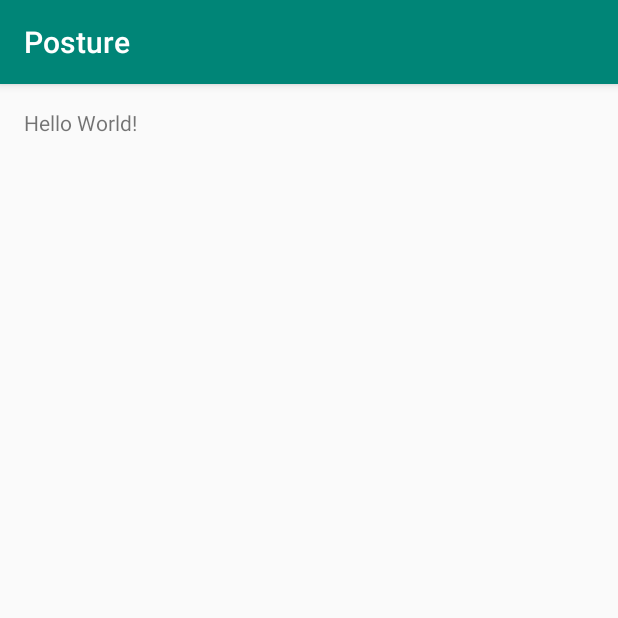
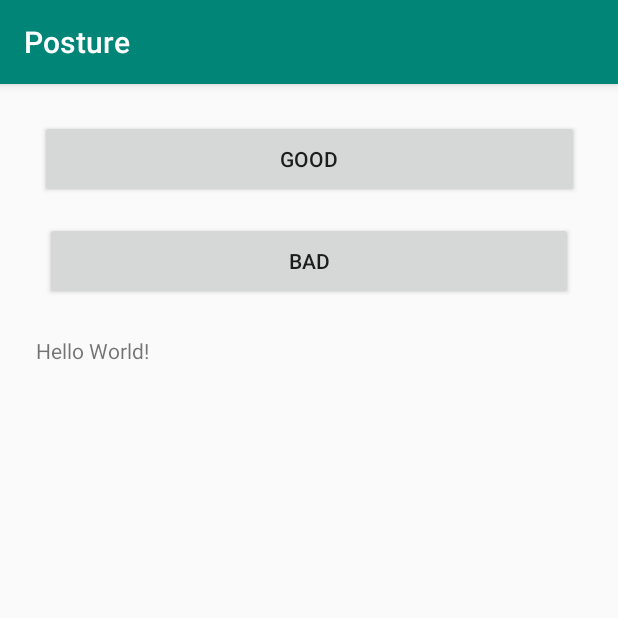
Before and after one commit to metaflow/posture, an Android app: the screen it shows after launch (MainActivity), on a phone screen of 412 x 824 dp, the top half of it. Run offline under Robolectric (Android 15) with nearby library versions, the phone set to English and light mode, and no system bars; our stand-ins replace Room's generated code.

```diff
--- a/app/app/src/main/java/com/example/posture/MainActivity.kt
+++ b/app/app/src/main/java/com/example/posture/MainActivity.kt
@@ -12,6 +12,7 @@ import android.content.pm.PackageManager
 import android.os.Bundle
 import android.os.ParcelUuid
 import android.util.Log
+import android.view.View
 import android.widget.TextView
 import androidx.appcompat.app.AppCompatActivity
 import androidx.core.app.ActivityCompat
@@ -246,4 +247,12 @@ class MainActivity : AppCompatActivity() {
         })
         startScan()
     }
+
+    fun recordGood(view: View) {
+        Log.i(TAG, "good is clicked")
+    }
+
+    fun recordBad(view: View) {
+        Log.i(TAG, "bad is clicked")
+    }
 }
--- a/app/app/src/main/res/layout/activity_main.xml
+++ b/app/app/src/main/res/layout/activity_main.xml
@@ -10,10 +10,38 @@
         android:id="@+id/rawtext"
         android:layout_width="wrap_content"
         android:layout_height="wrap_content"
-        android:layout_marginStart="16dp"
-        android:layout_marginTop="16dp"
+        android:layout_marginStart="24dp"
+        android:layout_marginTop="24dp"
         android:text="Hello World!"
         app:layout_constraintLeft_toLeftOf="parent"
+        app:layout_constraintTop_toBottomOf="@+id/recordBad" />
+
+    <Button
+        android:id="@+id/recordGood"
+        android:layout_width="359dp"
+        android:layout_height="52dp"
+        android:layout_marginStart="24dp"
+        android:layout_marginTop="24dp"
+        android:layout_marginEnd="24dp"
+        android:onClick="recordGood"
+        android:text="@string/recordGoodButton"
+        app:layout_constraintEnd_toEndOf="parent"
+        app:layout_constraintHorizontal_bias="0.5"
+        app:layout_constraintStart_toStartOf="parent"
         app:layout_constraintTop_toTopOf="parent" />
 
+    <Button
+        android:id="@+id/recordBad"
+        android:layout_width="352dp"
+        android:layout_height="52dp"
+        android:layout_marginStart="24dp"
+        android:layout_marginTop="16dp"
+        android:layout_marginEnd="24dp"
+        android:onClick="recordBad"
+        android:text="@string/recordBadButton"
+        app:layout_constraintEnd_toEndOf="parent"
+        app:layout_constraintHorizontal_bias="0.5"
+        app:layout_constraintStart_toStartOf="parent"
+        app:layout_constraintTop_toBottomOf="@+id/recordGood" />
+
 </androidx.constraintlayout.widget.ConstraintLayout>
--- a/app/app/src/main/res/values/strings.xml
+++ b/app/app/src/main/res/values/strings.xml
@@ -1,3 +1,5 @@
 <resources>
     <string name="app_name">Posture</string>
+    <string name="recordGoodButton">Good</string>
+    <string name="recordBadButton">Bad</string>
 </resources>
```
